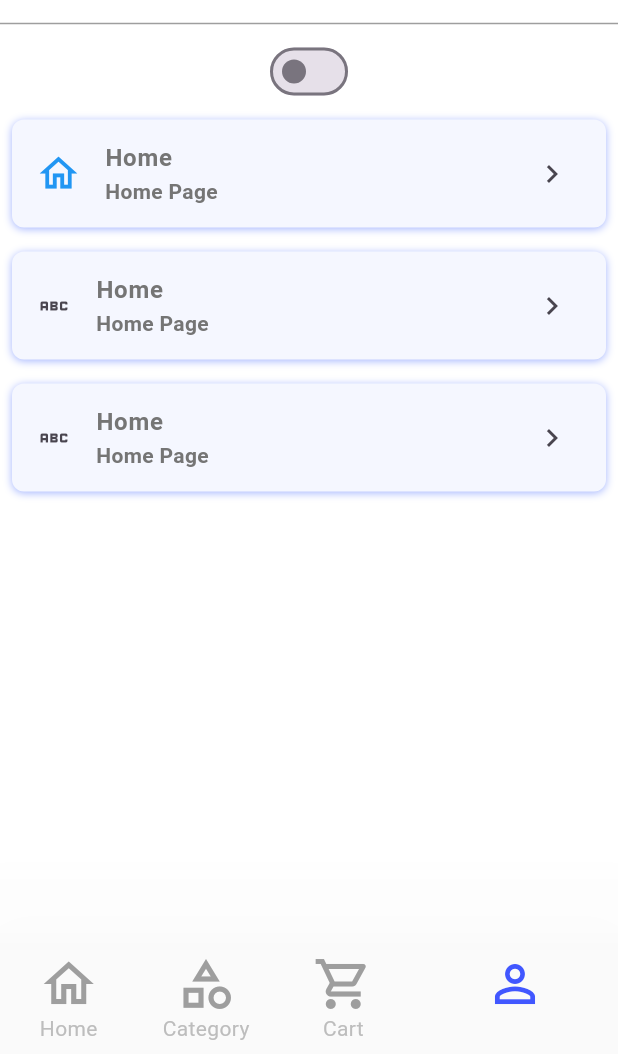
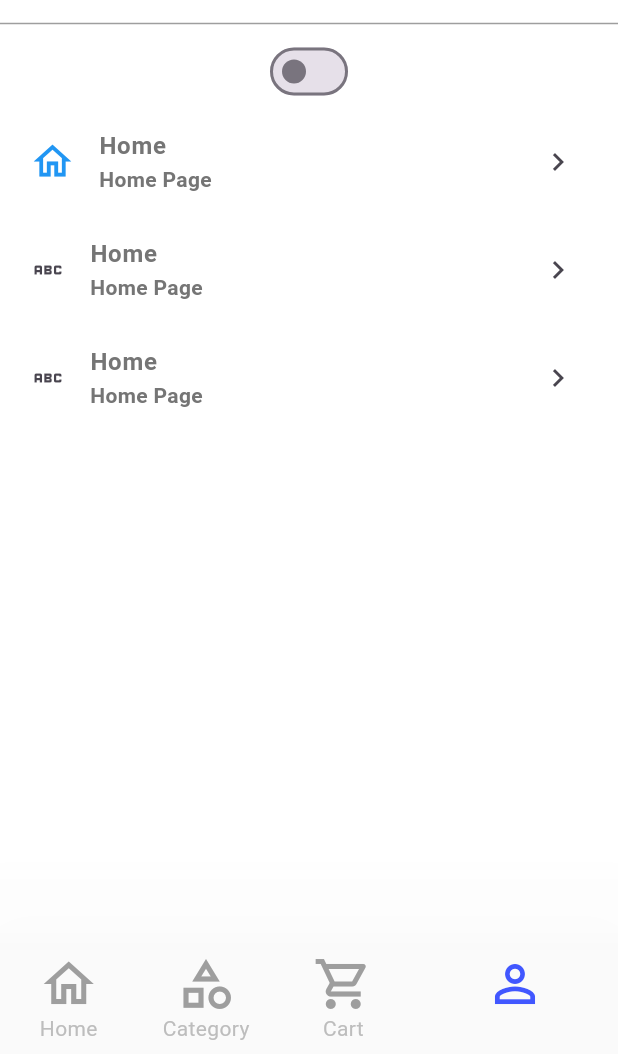
Before and after one commit to belalSoliman/primeCare, a Flutter app: the screen it shows after launch, item 4 of the bottom bar chosen, on a phone screen of 412 x 824 dp, the part 182-1236 px from its top. Run offline on Flutter 3.47's test engine with Material 3 defaults, Android fonts, the phone set to English and light mode, and no system bars; our stand-ins replace shared_preferences.

Commit message:
change list item ui

```diff
--- a/lib/widget/user_info_widgets/user_info_list_item.dart
+++ b/lib/widget/user_info_widgets/user_info_list_item.dart
@@ -16,19 +16,7 @@ class UserInfoListItem extends StatelessWidget {
   Widget build(BuildContext context) {
     final darkthem = Provider.of<DarkThemeProvider>(context);
     return Padding(
-      padding: const EdgeInsets.all(8.0),
-      child: Container(
-        decoration: BoxDecoration(
-          borderRadius: BorderRadius.circular(8),
-          color: const Color(0xffF5F7FF),
-          boxShadow: const [
-            BoxShadow(
-              color: Color(0xffA3B4FF),
-              offset: Offset(0, 1),
-              blurRadius: 4.0,
-            ),
-          ],
-        ),
+      padding: const EdgeInsets.symmetric(horizontal: 4.0),
       child: ListTile(
         leading: icona,
         title: Text(
@@ -40,15 +28,13 @@ class UserInfoListItem extends StatelessWidget {
         ),
         subtitle: Text(subtitle,
             style: TextStyle(
-                  color:
-                      darkthem.darkTheme ? Colors.grey[800] : Colors.grey[600],
+                color: darkthem.darkTheme ? Colors.grey[800] : Colors.grey[600],
                 fontWeight: FontWeight.w600,
                 fontSize: 14)),
         trailing: Icon(
           Icons.chevron_right,
         ),
       ),
-      ),
     );
   }
 }
```
Lines whose indentation alone changed are shown as unchanged.
